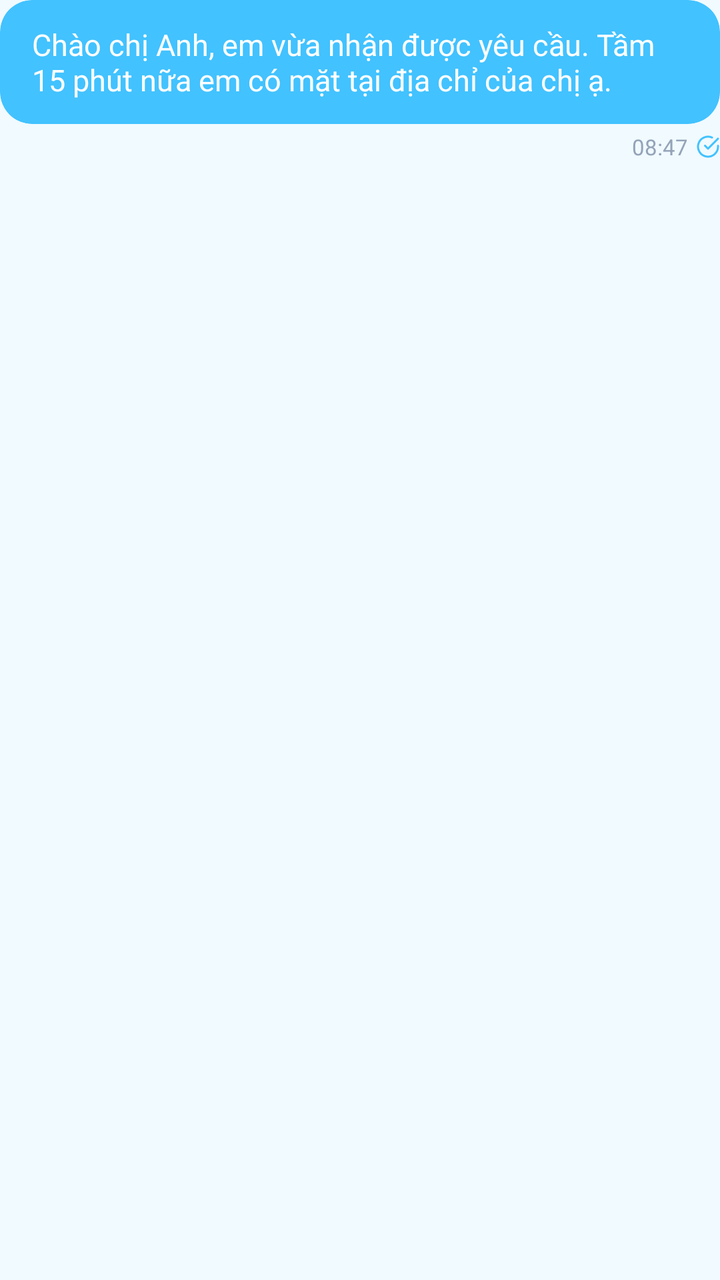
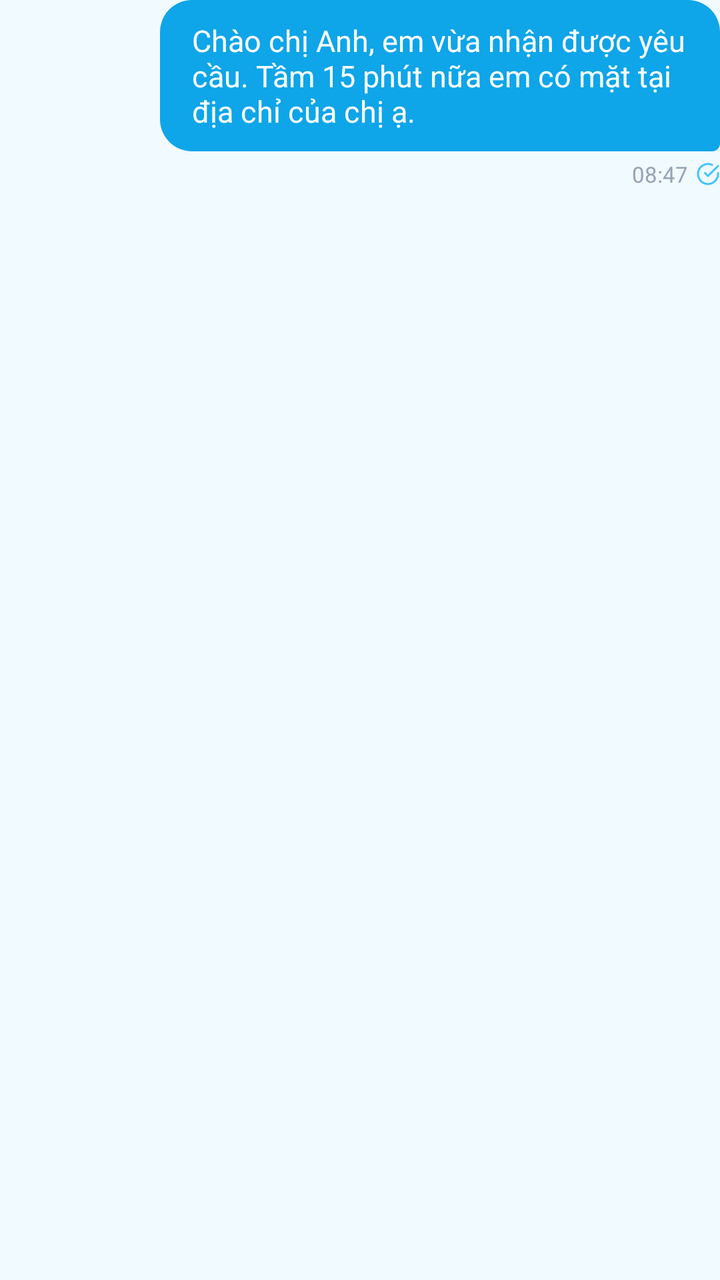

An Android layout rendered at two revisions. The XML below is the earlier revision; the diff shows what the commit changed to produce the second picture.
<!-- AndroidManifest.xml: application theme Theme.FixItVN -->
<!-- res/layout/item_message_sent.xml -->
<?xml version="1.0" encoding="utf-8"?>
<androidx.constraintlayout.widget.ConstraintLayout
    xmlns:android="http://schemas.android.com/apk/res/android"
    xmlns:app="http://schemas.android.com/apk/res-auto"
    android:layout_width="match_parent"
    android:layout_height="wrap_content"
    android:layout_marginTop="8dp">

    <com.google.android.material.card.MaterialCardView
        android:id="@+id/cardMessage"
        android:layout_width="wrap_content"
        android:layout_height="wrap_content"
        android:layout_marginStart="60dp"
        app:cardBackgroundColor="?attr/colorPrimary"
        app:cardCornerRadius="16dp"
        app:cardElevation="0dp"
        app:strokeWidth="0dp"
        app:layout_constraintEnd_toEndOf="parent"
        app:layout_constraintTop_toTopOf="parent">

        <TextView
            android:id="@+id/tvMessage"
            android:layout_width="wrap_content"
            android:layout_height="wrap_content"
            android:paddingHorizontal="16dp"
            android:paddingVertical="12dp"
            android:text="Chào chị Anh, em vừa nhận được yêu cầu. Tầm 15 phút nữa em có mặt tại địa chỉ của chị ạ."
            android:textColor="#FFFFFF"
            android:textSize="15sp" />
    </com.google.android.material.card.MaterialCardView>

    <LinearLayout
        android:layout_width="wrap_content"
        android:layout_height="wrap_content"
        android:layout_marginTop="4dp"
        android:gravity="center_vertical"
        android:orientation="horizontal"
        app:layout_constraintEnd_toEndOf="parent"
        app:layout_constraintTop_toBottomOf="@id/cardMessage">

        <TextView
            android:id="@+id/tvTime"
            android:layout_width="wrap_content"
            android:layout_height="wrap_content"
            android:text="08:47"
            android:textColor="#94A3B8"
            android:textSize="11sp" />

        <ImageView
            android:layout_width="12dp"
            android:layout_height="12dp"
            android:layout_marginStart="4dp"
            android:src="@drawable/ic_lucide_check_circle"
            app:tint="?attr/colorPrimary" />
    </LinearLayout>

</androidx.constraintlayout.widget.ConstraintLayout>
<!-- resources referenced by this layout -->
<resources>
  <!-- drawable ic_lucide_check_circle (drawable) -->
  <?xml version="1.0" encoding="utf-8"?>
  <vector xmlns:android="http://schemas.android.com/apk/res/android"
      android:width="24dp"
      android:height="24dp"
      android:viewportWidth="24"
      android:viewportHeight="24">
      <path
          android:pathData="M22,11.08V12a10,10 0,1 1,-5.93 -9.14"
          android:strokeLineJoin="round"
          android:strokeWidth="2"
          android:fillColor="#00000000"
          android:strokeColor="#000000"
          android:strokeLineCap="round"/>
      <path
          android:pathData="M22,4L12,14.01l-3,-3"
          android:strokeLineJoin="round"
          android:strokeWidth="2"
          android:fillColor="#00000000"
          android:strokeColor="#000000"
          android:strokeLineCap="round"/>
  </vector>
  <style name="Theme.FixItVN" parent="Theme.MaterialComponents.DayNight.NoActionBar">
  
          
          <item name="colorPrimary">#42c2ff</item>
          <item name="colorPrimaryDark">#00658b</item>
          <item name="colorPrimaryVariant">#00658b</item>
          <item name="colorOnPrimary">#ffffff</item>
  
          
          <item name="colorSecondary">#42c2ff</item>
          <item name="colorSecondaryVariant">#1a9fe0</item>
          <item name="colorOnSecondary">#ffffff</item>
  
          
          <item name="android:colorBackground">#f0faff</item>
          <item name="android:windowBackground">#f0faff</item>
          <item name="colorSurface">#ffffff</item>
          <item name="colorOnSurface">#0d1b2a</item>
  
          
          <item name="android:statusBarColor">#ffffff</item>
          <item name="android:windowLightStatusBar">true</item>
  
          
          <item name="android:navigationBarColor">#ffffff</item>
  
          
          <item name="bottomNavigationStyle">@style/Widget.FixIt.BottomNavigationView</item>
  
      </style>
  <style name="Widget.FixIt.BottomNavigationView" parent="Widget.MaterialComponents.BottomNavigationView">
          <item name="itemTextAppearanceActive">@style/TextAppearance.FixIt.BottomNav</item>
          <item name="itemTextAppearanceInactive">@style/TextAppearance.FixIt.BottomNav</item>
      </style>
  <style name="TextAppearance.FixIt.BottomNav" parent="TextAppearance.MaterialComponents.Caption">
          <item name="android:textSize">10sp</item>
          <item name="android:fontFamily">sans-serif-medium</item>
      </style>
</resources>

<!-- the commit's change to res/layout/item_message_sent.xml (unified diff, before → after) -->
@@ -6,28 +6,20 @@
     android:layout_height="wrap_content"
     android:layout_marginTop="8dp">
 
-    <com.google.android.material.card.MaterialCardView
-        android:id="@+id/cardMessage"
+    <TextView
+        android:id="@+id/tvMessage"
         android:layout_width="wrap_content"
         android:layout_height="wrap_content"
         android:layout_marginStart="60dp"
-        app:cardBackgroundColor="?attr/colorPrimary"
-        app:cardCornerRadius="16dp"
-        app:cardElevation="0dp"
-        app:strokeWidth="0dp"
+        android:background="@drawable/bg_message_sent_bubble"
+        android:maxWidth="280dp"
+        android:paddingHorizontal="16dp"
+        android:paddingVertical="10dp"
+        android:text="Chào chị Anh, em vừa nhận được yêu cầu. Tầm 15 phút nữa em có mặt tại địa chỉ của chị ạ."
+        android:textColor="#FFFFFF"
+        android:textSize="15sp"
         app:layout_constraintEnd_toEndOf="parent"
-        app:layout_constraintTop_toTopOf="parent">
-
-        <TextView
-            android:id="@+id/tvMessage"
-            android:layout_width="wrap_content"
-            android:layout_height="wrap_content"
-            android:paddingHorizontal="16dp"
-            android:paddingVertical="12dp"
-            android:text="Chào chị Anh, em vừa nhận được yêu cầu. Tầm 15 phút nữa em có mặt tại địa chỉ của chị ạ."
-            android:textColor="#FFFFFF"
-            android:textSize="15sp" />
-    </com.google.android.material.card.MaterialCardView>
+        app:layout_constraintTop_toTopOf="parent" />
 
     <LinearLayout
         android:layout_width="wrap_content"
@@ -36,7 +28,7 @@
         android:gravity="center_vertical"
         android:orientation="horizontal"
         app:layout_constraintEnd_toEndOf="parent"
-        app:layout_constraintTop_toBottomOf="@id/cardMessage">
+        app:layout_constraintTop_toBottomOf="@id/tvMessage">
 
         <TextView
             android:id="@+id/tvTime"
@@ -51,7 +43,7 @@
             android:layout_height="12dp"
             android:layout_marginStart="4dp"
             android:src="@drawable/ic_lucide_check_circle"
-            app:tint="?attr/colorPrimary" />
+            app:tint="#42c2ff" />
     </LinearLayout>
 
 </androidx.constraintlayout.widget.ConstraintLayout>
<!-- resource entries referenced after the edit -->
@@ -1,5 +1,15 @@
 <!-- resources referenced by this layout -->
 <resources>
+  <!-- drawable bg_message_sent_bubble (drawable) -->
+  <?xml version="1.0" encoding="utf-8"?>
+  <shape xmlns:android="http://schemas.android.com/apk/res/android">
+      <solid android:color="#0EA5E9" /> 
+      <corners
+          android:topLeftRadius="16dp"
+          android:topRightRadius="16dp"
+          android:bottomLeftRadius="16dp"
+          android:bottomRightRadius="4dp" />
+  </shape>
   <!-- drawable ic_lucide_check_circle (drawable) -->
   <?xml version="1.0" encoding="utf-8"?>
   <vector xmlns:android="http://schemas.android.com/apk/res/android"
